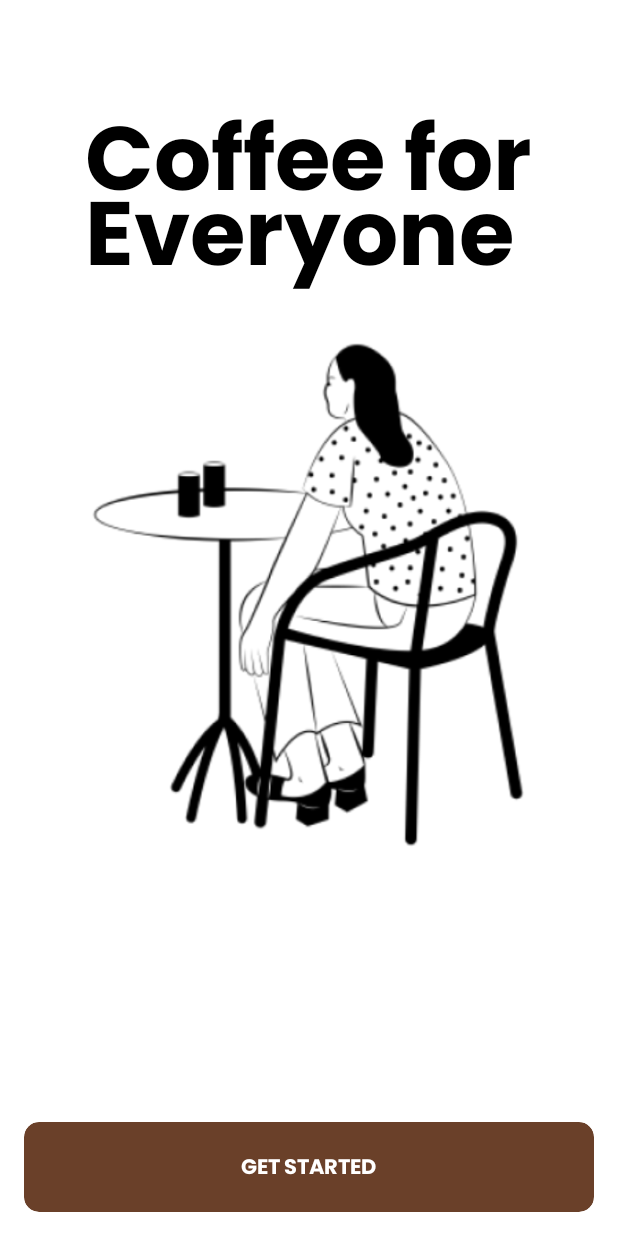
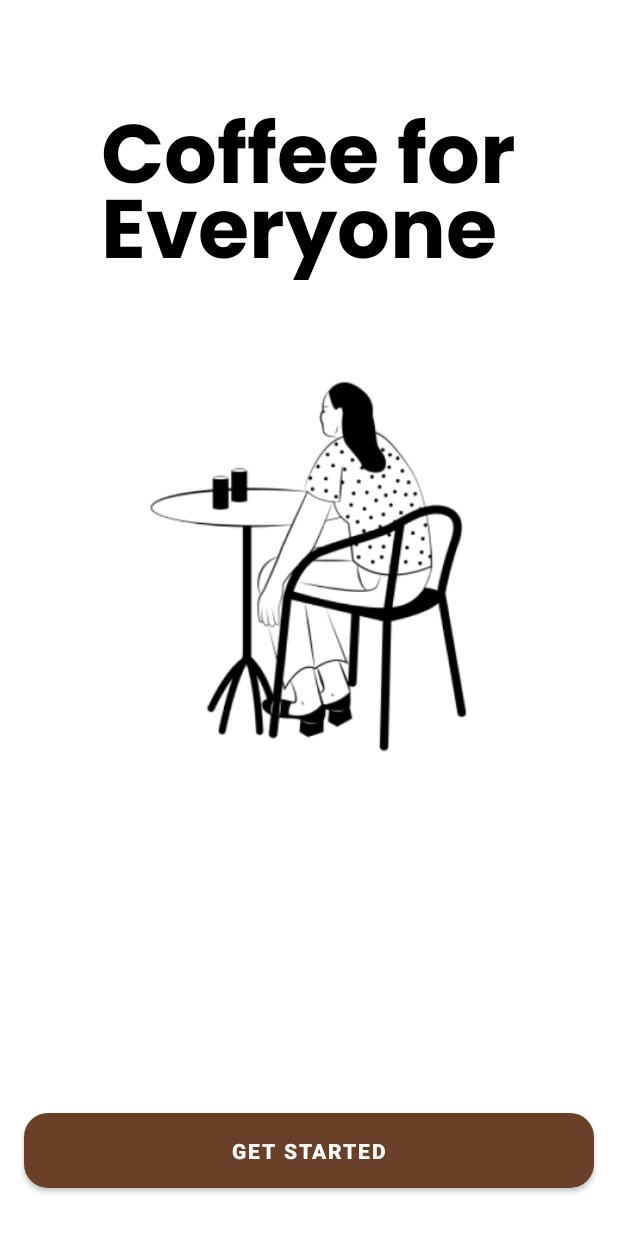
Before and after one commit to ndraa124/retro-coffee-android, an Android app: the screen it shows after launch (OnboardActivity), on a phone screen of 412 x 824 dp. Run offline under Robolectric (Android 15) with nearby library versions, the light colour scheme and no system bars; our stand-ins replace data binding.

Commit message:
fix layout onboard

```diff
--- a/app/src/main/res/drawable/button_radius.xml
+++ b/app/src/main/res/drawable/button_radius.xml
@@ -3,7 +3,7 @@
     <item>
         <shape>
             <solid android:color="@color/primary"/>
-            <corners android:radius="10dp"/>
+            <corners android:radius="16dp"/>
         </shape>
     </item>
 </selector>
--- a/app/src/main/res/layout/activity_onboard.xml
+++ b/app/src/main/res/layout/activity_onboard.xml
@@ -30,7 +30,7 @@
                 android:lineSpacingExtra="0dp"
                 android:text="@string/coffee_for"
                 android:textColor="#000000"
-                android:textSize="60sp" />
+                android:textSize="55sp" />
 
             <TextView
                 android:id="@+id/tv_title2"
@@ -42,27 +42,44 @@
                 android:lineSpacingExtra="0dp"
                 android:text="@string/everyone"
                 android:textColor="#000000"
-                android:textSize="60sp" />
+                android:textSize="55sp" />
 
         </RelativeLayout>
 
         <ImageView
             android:id="@+id/iv_onboard"
             android:layout_width="match_parent"
-            android:layout_height="350dp"
+            android:layout_height="325dp"
             android:layout_marginHorizontal="16dp"
             android:layout_marginTop="24dp"
             android:contentDescription="@string/img_description"
-            android:scaleType="centerCrop"
+            android:scaleType="fitCenter"
             android:src="@drawable/vt_onboarding_screen1"
             app:layout_constraintEnd_toEndOf="parent"
             app:layout_constraintStart_toStartOf="parent"
             app:layout_constraintTop_toBottomOf="@+id/rl_text" />
 
-        <androidx.cardview.widget.CardView
+        <Button
             android:id="@+id/bt_getStarted"
             android:layout_width="match_parent"
-            android:layout_height="60dp"
+            android:layout_height="50dp"
+            android:layout_marginHorizontal="16dp"
+            android:layout_marginBottom="32dp"
+            android:background="@drawable/button_radius"
+            android:onClick="onClick"
+            android:text="@string/get_started"
+            android:textAllCaps="true"
+            android:textColor="@color/white"
+            android:textSize="14sp"
+            android:textStyle="bold"
+            app:layout_constraintBottom_toBottomOf="parent"
+            app:layout_constraintEnd_toEndOf="parent"
+            app:layout_constraintStart_toStartOf="parent" />
+
+        <!--<androidx.cardview.widget.CardView
+            android:id="@+id/bt_getStarted"
+            android:layout_width="match_parent"
+            android:layout_height="40dp"
             android:layout_marginHorizontal="16dp"
             android:layout_marginBottom="16dp"
             app:cardBackgroundColor="@color/primary"
@@ -83,7 +100,7 @@
                 android:textColor="@color/white"
                 android:textSize="14sp"
                 android:textStyle="bold" />
-        </androidx.cardview.widget.CardView>
+        </androidx.cardview.widget.CardView>-->
 
     </androidx.constraintlayout.widget.ConstraintLayout>
 </layout>
```
